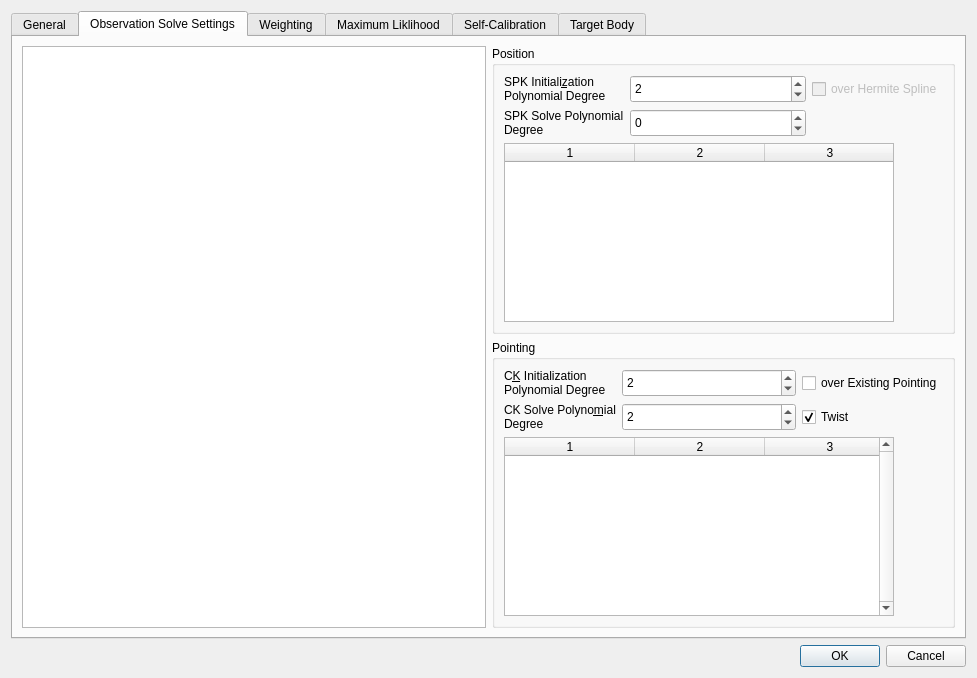
This is isis/src/qisis/objs/JigsawSetupDialog/JigsawSetupDialog.ui in DOI-USGS/ISIS3 as Qt 5 draws it before an edit. The edited form follows.
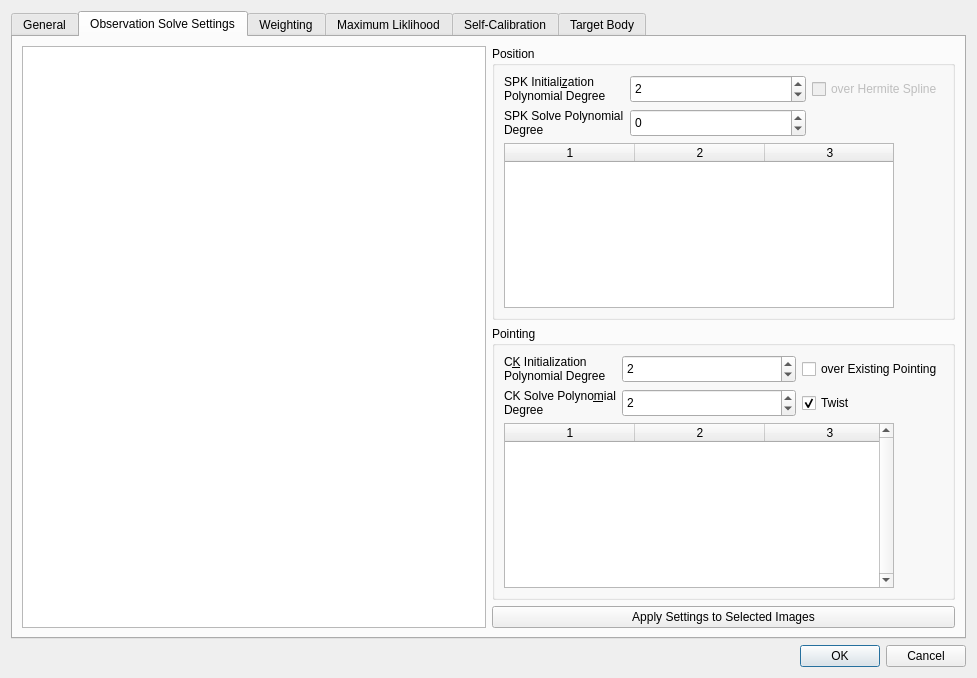
This is the edited form. Icons and pictures are not drawn.

Commit message: add apply button to observation settings tab

Diff of the .ui file:
```diff
--- a/isis/src/qisis/objs/JigsawSetupDialog/JigsawSetupDialog.ui
+++ b/isis/src/qisis/objs/JigsawSetupDialog/JigsawSetupDialog.ui
@@ -954,7 +954,14 @@
              <zorder>twistCheckBox_2</zorder>
             </widget>
            </item>
-           <item row="0" column="0" rowspan="2">
+           <item row="2" column="1">
+            <widget class="QPushButton" name="pushButton">
+             <property name="text">
+              <string>Apply Settings to Selected Images</string>
+             </property>
+            </widget>
+           </item>
+           <item row="0" column="0" rowspan="3">
             <widget class="QTreeView" name="treeView">
              <property name="editTriggers">
               <set>QAbstractItemView::NoEditTriggers</set>
```
